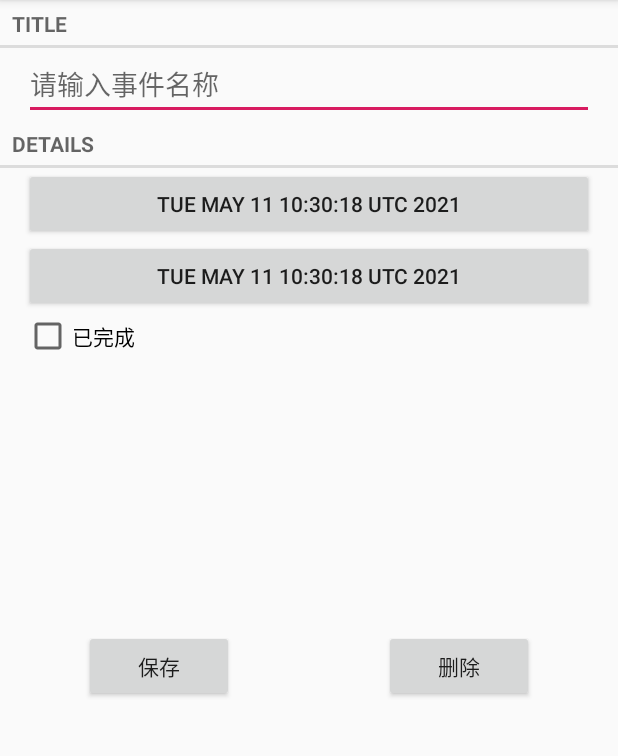
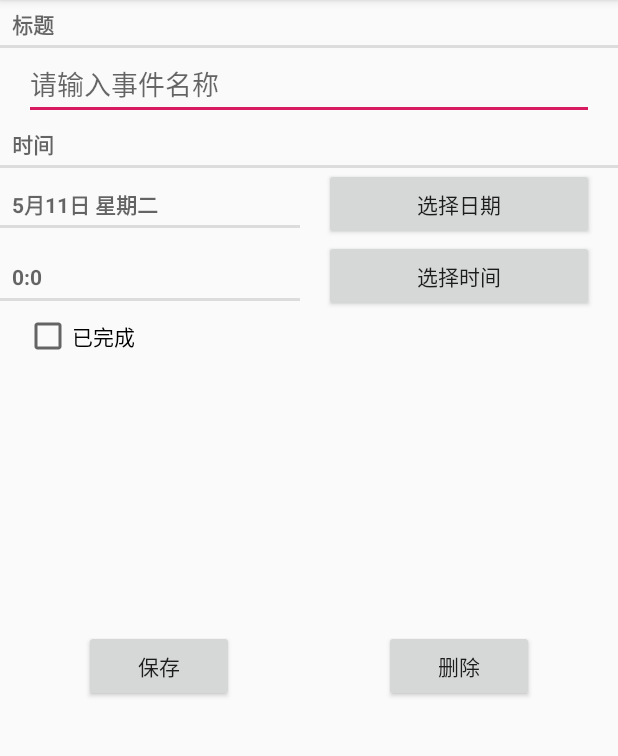
Before and after one commit to Ruixin-zhou/TimeManager, an Android app: the CrimeListFragment screen opened directly, with no data from a screen before it, after a tap on "New Crime", on a phone screen of 412 x 824 dp, the part 84-840 px from its top. Run offline under Robolectric (Android 15) with nearby library versions, the light colour scheme and no system bars.

Commit message:
完成时间选择模块

```diff
--- a/app/src/main/AndroidManifest.xml
+++ b/app/src/main/AndroidManifest.xml
@@ -25,8 +25,4 @@
         </activity>
     </application>
 
-    <uses-sdk
-        android:minSdkVersion="15"
-        android:targetSdkVersion="17"/>
-
 </manifest>
--- a/app/src/main/java/com/example/timemanager/Crime/Crime.java
+++ b/app/src/main/java/com/example/timemanager/Crime/Crime.java
@@ -8,6 +8,8 @@ public class Crime {
     private UUID mId;
     private String mTitle;
     private Date mDate;
+    private int mHour;
+    private int mMinute;
     private boolean mSolved;
 
     public Crime() {
@@ -29,9 +31,34 @@ public class Crime {
 
     public Date getDate() { return mDate; }
 
-    public void setDate(Date date) {
-        mDate = date;
+    public int getMonth() { return mDate.getMonth();}
+    public String getday()
+    { switch (mDate.getDay()){
+        case 1 :
+            return "一";
+        case 2:
+            return "二";
+        case 3 :
+            return "三";
+        case 4:
+            return "四";
+        case 5 :
+            return "五";
+        case 6:
+            return "六";
+            default:
+                return "日";
     }
+    }
+    public int getdate() { return mDate.getDate();}
+    public int getnowhour() {return  mDate.getHours();}
+    public int getnowminute() {return mDate.getMinutes();}
+    public int gethour() {return  mHour;}
+    public int getminute() {return mMinute;}
+
+    public void setDate(Date date) { mDate = date;}
+    public void setHour(int hour){mHour = hour;}
+    public void setMinute(int minute){mMinute = minute;}
 
     public boolean isSolved() {
         return mSolved;
--- a/app/src/main/java/com/example/timemanager/Crime/CrimeFragment.java
+++ b/app/src/main/java/com/example/timemanager/Crime/CrimeFragment.java
@@ -1,7 +1,6 @@
 package com.example.timemanager.Crime;
 
 import android.app.Activity;
-import android.app.TimePickerDialog;
 import android.content.Intent;
 import android.os.Bundle;
 import android.text.Editable;
@@ -13,6 +12,7 @@ import android.widget.Button;
 import android.widget.CheckBox;
 import android.widget.CompoundButton;
 import android.widget.EditText;
+import android.widget.TextView;
 
 import androidx.fragment.app.Fragment;
 import androidx.fragment.app.FragmentManager;
@@ -29,9 +29,12 @@ public class CrimeFragment extends Fragment {
     private static final String DIALOG_TIME = "DialogTime";
 
     private static final int REQUEST_DATE = 0;
+    private static final int REQUEST_TIME = 1;
 
     private Crime mCrime;
     private EditText mTitleField;
+    private TextView mDateText;
+    private TextView mTimeText;
     private Button mDateButton;
     private Button mTimeButton;
     private Button mSaveButton;
@@ -58,6 +61,9 @@ public class CrimeFragment extends Fragment {
     public View onCreateView(LayoutInflater inflater, ViewGroup container, Bundle savedInstanceState) {
         View v = inflater.inflate(R.layout.fragment_crime, container, false);
 
+        mDateText = (TextView) v.findViewById(R.id.crime_date_text);
+        mTimeText = (TextView) v.findViewById(R.id.crime_time_text);
+
         mTitleField = (EditText) v.findViewById(R.id.crime_title);
         mTitleField.setText(mCrime.getTitle());
         mTitleField.addTextChangedListener(new TextWatcher() {
@@ -83,6 +89,8 @@ public class CrimeFragment extends Fragment {
         mDeleteButton = (Button) v.findViewById(R.id.crime_cancel);
 
         updateDate();
+        //mDateText.setText(mCrime.getMonth()+1+"月"+mCrime.getdate()+"日 星期"+mCrime.getday());
+        //mTimeText.setText(mCrime.getnowhour()+":"+mCrime.getnowminute());
         mDateButton.setOnClickListener(new View.OnClickListener() {
             @Override
             public void onClick(View v) {
@@ -99,7 +107,7 @@ public class CrimeFragment extends Fragment {
                 FragmentManager manager = getFragmentManager();
                 TimePickerFragment dialog = TimePickerFragment
                         .newInstance(mCrime.getDate());
-                dialog.setTargetFragment(CrimeFragment.this,REQUEST_DATE);
+                dialog.setTargetFragment(CrimeFragment.this,REQUEST_TIME);
                 dialog.show(manager,DIALOG_TIME);
             }
         });
@@ -140,20 +148,22 @@ public class CrimeFragment extends Fragment {
             Date date = (Date) data
                     .getSerializableExtra(DatePickerFragment.EXTRA_DATE);
             mCrime.setDate(date);
+            mDateText.setText(mCrime.getMonth()+1+"月"+mCrime.getdate()+"日 星期"+mCrime.getday());
+            //updateDate();
+        }
+        if(requestCode == REQUEST_TIME) {
+            int hour = data.getIntExtra(TimePickerFragment.EXTRA_HOUR,0);
+            int minute = data.getIntExtra(TimePickerFragment.EXTRA_MINUTE,0);
+            mCrime.setHour(hour);
+            mCrime.setMinute(minute);
             updateDate();
         }
     }
 
     private void updateDate() {
-        //int day1 = mCrime.getDate().getYear();
-        //int day2 = mCrime.getDate().getMonth();
-        //int day3 = mCrime.getDate().getDay();
-        //int day4 = mCrime.getDate().getDate();
-        //int hour = mCrime.getDate().getHours();
-        //int minute = mCrime.getDate().getMinutes();
-        //String day = day1+"年"+day2 +"月"+day3+"日 星期"+day4;
-        //String time = hour + ":" + minute;
-        mDateButton.setText(mCrime.getDate().toString());
-        mTimeButton.setText(mCrime.getDate().toString());
+        //mDateButton.setText(mCrime.getDate().toString());
+        //mTimeButton.setText(mCrime.getDate().toString());
+        mDateText.setText(mCrime.getMonth()+1+"月"+mCrime.getdate()+"日 星期"+mCrime.getday());
+        mTimeText.setText(mCrime.gethour()+":"+mCrime.getminute());
     }
 }
--- a/app/src/main/java/com/example/timemanager/Crime/CrimeListFragment.java
+++ b/app/src/main/java/com/example/timemanager/Crime/CrimeListFragment.java
@@ -144,8 +144,9 @@ public class CrimeListFragment extends Fragment {
 
         public void bindCrime(Crime crime) {
             mCrime = crime;
+            String date = mCrime.getMonth()+1+"月"+mCrime.getdate()+"日 星期"+mCrime.getday()+"  "+mCrime.gethour()+":"+mCrime.getminute();
             mTitleTextView.setText(mCrime.getTitle());
-            mDateTextView.setText(mCrime.getDate().toString());
+            mDateTextView.setText(date.toString());
             mSolvedCheckBox.setChecked(mCrime.isSolved());
         }
 
--- a/app/src/main/res/layout/fragment_crime.xml
+++ b/app/src/main/res/layout/fragment_crime.xml
@@ -24,12 +24,37 @@
         android:text="@string/crime_details_label"
         style="?android:listSeparatorTextViewStyle"/>
 
-    <Button
-        android:id="@+id/crime_date"
+    <LinearLayout
         android:layout_width="match_parent"
-        android:layout_height="wrap_content"
-        android:layout_marginLeft="16dp"
-        android:layout_marginRight="16dp"/>
+        android:layout_height="wrap_content">
+
+        <TextView
+            android:layout_width="200dp"
+            android:layout_height="wrap_content"
+            android:id="@+id/crime_date_text"
+            style="?android:listSeparatorTextViewStyle"
+            />
+
+        <Button
+            android:id="@+id/crime_date"
+            android:layout_width="match_parent"
+            android:layout_height="wrap_content"
+            android:layout_marginLeft="16dp"
+            android:layout_marginRight="16dp"
+            android:text="选择日期"/>
+    </LinearLayout>
+
+
+    <LinearLayout
+        android:layout_width="match_parent"
+        android:layout_height="wrap_content">
+
+        <TextView
+            android:layout_width="200dp"
+            android:layout_height="wrap_content"
+            android:id="@+id/crime_time_text"
+            style="?android:listSeparatorTextViewStyle"
+            />
 
     <Button
         android:layout_width="match_parent"
@@ -37,7 +62,9 @@
         android:id="@+id/crime_time"
         android:layout_marginLeft="16dp"
         android:layout_marginRight="16dp"
+        android:text="选择时间"
         />
+    </LinearLayout>
 
     <CheckBox
         android:id="@+id/crime_solved"
--- a/app/src/main/res/values/strings.xml
+++ b/app/src/main/res/values/strings.xml
@@ -15,8 +15,8 @@
 
     <string name="action_settings">Settings</string>
     <string name="crime_title_hint">请输入事件名称</string>
-    <string name="crime_title_label">Title</string>
-    <string name="crime_details_label">Details</string>
+    <string name="crime_title_label">标题</string>
+    <string name="crime_details_label">时间</string>
     <string name="crime_solved_label">已完成</string>
     <string name="date_picker_title">事件日期:</string>
     <string name="time_picker_title">事件时间：</string>
```
Also changed, not shown: app/src/main/java/com/example/timemanager/Crime/DatePickerFragment.java (+9 -2 lines), app/src/main/java/com/example/timemanager/Crime/TimePickerFragment.java (+20 -6 lines).
